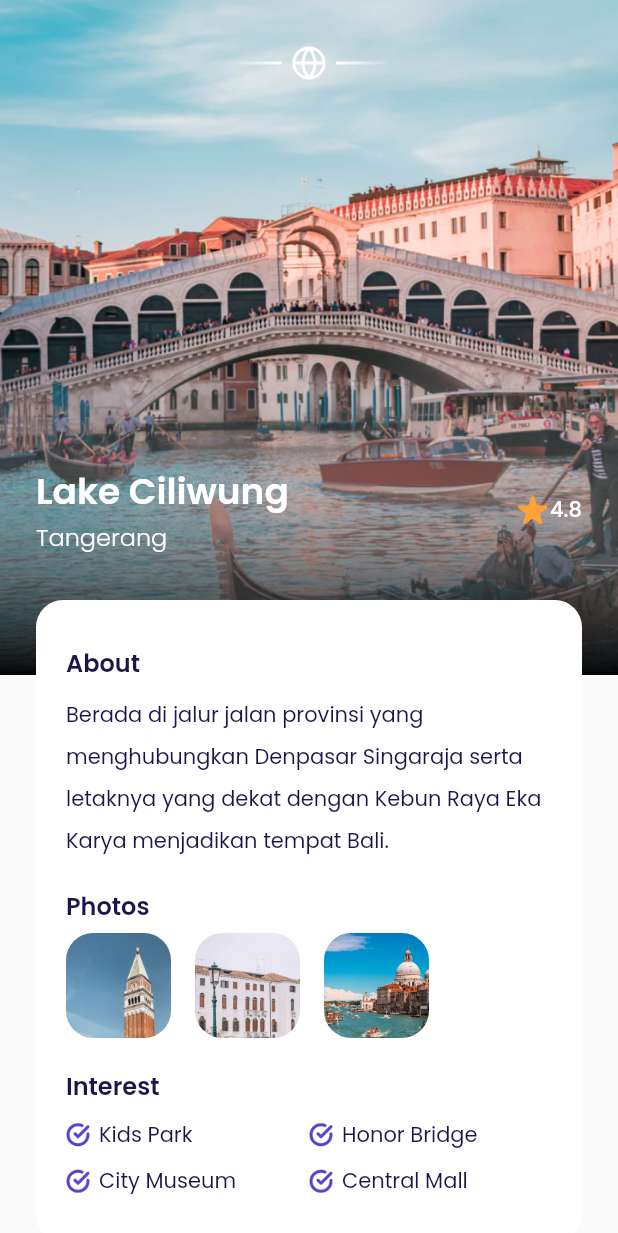
After one commit to Revaldo11/Flutter-My-Plane-UI, a Flutter app: the MainPage screen opened by its route, after a tap on "4.8", on a phone screen of 412 x 824 dp. The commit adds this screen. Shown: the top 1233 px of the screen. Run offline on Flutter 3.47's test engine with Material 2 defaults, Android fonts, the phone set to English and light mode, and no system bars; our stand-ins replace google_fonts.

Commit message:
adding slicing detail page done

```diff
--- /dev/null
+++ b/lib/components/pages/detail_page.dart
@@ -0,0 +1,243 @@
+import 'package:flutter/material.dart';
+import 'package:my_plane/components/widgets/custom_button.dart';
+import 'package:my_plane/components/widgets/interest_item.dart';
+import 'package:my_plane/components/widgets/photo_item.dart';
+import 'package:my_plane/shared/utils.dart';
+
+class DetailPage extends StatelessWidget {
+  const DetailPage({Key? key}) : super(key: key);
+
+  @override
+  Widget build(BuildContext context) {
+    return Scaffold(
+      backgroundColor: kBackgroundColor,
+      body: SingleChildScrollView(
+        // physics: const BouncingScrollPhysics(),
+        child: Stack(
+          children: [
+            backgroundImage(),
+            customShadow(),
+            content(),
+          ],
+        ),
+      ),
+    );
+  }
+
+  Widget backgroundImage() {
+    return Container(
+      width: double.infinity,
+      height: 450.0,
+      decoration: const BoxDecoration(
+        image: DecorationImage(
+          image: AssetImage('assets/images/image_destination1.png'),
+          fit: BoxFit.cover,
+        ),
+      ),
+    );
+  }
+
+  Widget customShadow() {
+    return Container(
+      width: double.infinity,
+      height: 214.0,
+      margin: const EdgeInsets.only(top: 236.0),
+      decoration: BoxDecoration(
+        gradient: LinearGradient(
+          begin: Alignment.topCenter,
+          end: Alignment.bottomCenter,
+          colors: [
+            kWhiteColor.withOpacity(0),
+            Colors.black.withOpacity(0.95),
+          ],
+        ),
+      ),
+    );
+  }
+
+  Widget content() {
+    return Container(
+      margin:
+          EdgeInsets.only(top: 30.0, left: defaultMargin, right: defaultMargin),
+      child: Column(
+        children: [
+          // NOTE: EMBLEMENT
+          Container(
+            width: double.infinity,
+            height: 24.0,
+            decoration: const BoxDecoration(
+              image: DecorationImage(
+                image: AssetImage('assets/images/icon_emblem.png'),
+              ),
+            ),
+          ),
+
+          // NOTE: TITLE
+          Container(
+            margin: const EdgeInsets.only(top: 256.0),
+            child: Row(
+              children: [
+                Expanded(
+                  child: Column(
+                    crossAxisAlignment: CrossAxisAlignment.start,
+                    children: [
+                      Text(
+                        "Lake Ciliwung",
+                        style: whiteTextStyle.copyWith(
+                          fontSize: 24.0,
+                          fontWeight: semiBold,
+                        ),
+                        overflow: TextOverflow.ellipsis,
+                      ),
+                      Text(
+                        "Tangerang",
+                        style: whiteTextStyle.copyWith(
+                          fontSize: 16.0,
+                          fontWeight: light,
+                        ),
+                      ),
+                    ],
+                  ),
+                ),
+                Row(
+                  children: [
+                    Container(
+                      width: 20.0,
+                      height: 20.0,
+                      margin: const EdgeInsets.only(right: 2.0),
+                      decoration: const BoxDecoration(
+                        image: DecorationImage(
+                          image: AssetImage('assets/images/icon_star.png'),
+                        ),
+                      ),
+                    ),
+                    Text(
+                      "4.8",
+                      style: whiteTextStyle.copyWith(
+                        fontSize: 14.0,
+                        fontWeight: medium,
+                      ),
+                    ),
+                  ],
+                ),
+              ],
+            ),
+          ),
+
+          // NOTE: DESCRIPTION
+          Container(
+            width: double.infinity,
+            margin: const EdgeInsets.only(top: 30.0),
+            padding: const EdgeInsets.symmetric(
+              horizontal: 20.0,
+              vertical: 30.0,
+            ),
+            decoration: BoxDecoration(
+              color: kWhiteColor,
+              borderRadius: BorderRadius.circular(18.0),
+            ),
+            child: Column(
+              crossAxisAlignment: CrossAxisAlignment.start,
+              children: [
+                // NOTE: ABOUT
+                Text(
+                  "About",
+                  style: blackTextStyle.copyWith(
+                    fontSize: 16.0,
+                    fontWeight: semiBold,
+                  ),
+                ),
+                const SizedBox(
+                  height: 6.0,
+                ),
+                Text(
+                  "Berada di jalur jalan provinsi yang menghubungkan Denpasar Singaraja serta letaknya yang dekat dengan Kebun Raya Eka Karya menjadikan tempat Bali.",
+                  style: blackTextStyle.copyWith(
+                    height: 2.0,
+                  ),
+                ),
+
+                // NOTE: PHOTOS
+                const SizedBox(height: 20.0),
+                Text(
+                  "Photos",
+                  style: blackTextStyle.copyWith(
+                    fontSize: 16.0,
+                    fontWeight: semiBold,
+                  ),
+                ),
+                const SizedBox(height: 6.0),
+                Row(
+                  children: const [
+                    PhotoItem(imageUrl: 'assets/images/image_photo1.png'),
+                    PhotoItem(imageUrl: 'assets/images/image_photo2.png'),
+                    PhotoItem(imageUrl: 'assets/images/image_photo3.png'),
+                  ],
+                ),
+                const SizedBox(height: 20.0),
+                Text(
+                  "Interest",
+                  style: blackTextStyle.copyWith(
+                    fontSize: 16.0,
+                    fontWeight: semiBold,
+                  ),
+                ),
+                const SizedBox(height: 10.0),
+                Row(
+                  children: const [
+                    InterestItem(title: "Kids Park"),
+                    InterestItem(title: "Honor Bridge"),
+                  ],
+                ),
+                const SizedBox(height: 10.0),
+                Row(
+                  children: const [
+                    InterestItem(title: "City Museum"),
+                    InterestItem(title: "Central Mall"),
+                  ],
+                ),
+              ],
+            ),
+          ),
+
+          // NOTE: PRICE & BOOK BUTTON
+          Container(
+            margin: const EdgeInsets.symmetric(vertical: 30.0),
+            width: double.infinity,
+            child: Row(
+              children: [
+                // NOTE: PRICE
+                Expanded(
+                  child: Column(
+                    crossAxisAlignment: CrossAxisAlignment.start,
+                    children: [
+                      Text(
+                        "IDR 2.500.000",
+                        style: blackTextStyle.copyWith(
+                          fontSize: 18.0,
+                          fontWeight: medium,
+                        ),
+                      ),
+                      Text(
+                        "per orang",
+                        style: greyTextStyle.copyWith(
+                          fontWeight: light,
+                        ),
+                      ),
+                    ],
+                  ),
+                ),
+                // NOTE: BOOK BUTTON
+                CustomButton(
+                  width: 170.0,
+                  title: "Book Now",
+                  onPressed: () {},
+                ),
+              ],
+            ),
+          ),
+        ],
+      ),
+    );
+  }
+}
--- a/lib/components/widgets/destination_card.dart
+++ b/lib/components/widgets/destination_card.dart
@@ -1,4 +1,5 @@
 import 'package:flutter/material.dart';
+import 'package:my_plane/components/pages/detail_page.dart';
 import 'package:my_plane/shared/utils.dart';
 
 class DestinationCard extends StatelessWidget {
@@ -17,7 +18,14 @@ class DestinationCard extends StatelessWidget {
 
   @override
   Widget build(BuildContext context) {
-    return Container(
+    return GestureDetector(
+      onTap: (() => Navigator.push(
+            context,
+            MaterialPageRoute(
+              builder: (context) => const DetailPage(),
+            ),
+          )),
+      child: Container(
         width: 200.0,
         height: 323.0,
         margin: EdgeInsets.only(left: defaultMargin, right: defaultMargin),
@@ -98,6 +106,7 @@ class DestinationCard extends StatelessWidget {
             )
           ],
         ),
+      ),
     );
   }
 }
--- a/lib/components/widgets/destination_tile.dart
+++ b/lib/components/widgets/destination_tile.dart
@@ -1,4 +1,5 @@
 import 'package:flutter/material.dart';
+import 'package:my_plane/components/pages/detail_page.dart';
 import 'package:my_plane/shared/utils.dart';
 
 class DestinationTile extends StatelessWidget {
@@ -17,7 +18,14 @@ class DestinationTile extends StatelessWidget {
 
   @override
   Widget build(BuildContext context) {
-    return Container(
+    return GestureDetector(
+      onTap: (() => Navigator.push(
+            context,
+            MaterialPageRoute(
+              builder: (context) => const DetailPage(),
+            ),
+          )),
+      child: Container(
         margin: const EdgeInsets.only(top: 16.0),
         padding: const EdgeInsets.all(10.0),
         decoration: BoxDecoration(
@@ -82,6 +90,7 @@ class DestinationTile extends StatelessWidget {
             ),
           ],
         ),
+      ),
     );
   }
 }
--- /dev/null
+++ b/lib/components/widgets/interest_item.dart
@@ -0,0 +1,31 @@
+import 'package:flutter/material.dart';
+
+import '../../shared/utils.dart';
+
+class InterestItem extends StatelessWidget {
+  const InterestItem({Key? key, required this.title}) : super(key: key);
+
+  final String title;
+
+  @override
+  Widget build(BuildContext context) {
+    return Expanded(
+      child: Row(
+        children: [
+          Container(
+            width: 16.0,
+            height: 16.0,
+            margin: const EdgeInsets.only(right: 6.0),
+            decoration: const BoxDecoration(
+              image: DecorationImage(
+                fit: BoxFit.cover,
+                image: AssetImage('assets/images/icon_check.png'),
+              ),
+            ),
+          ),
+          Text(title, style: blackTextStyle),
+        ],
+      ),
+    );
+  }
+}
--- /dev/null
+++ b/lib/components/widgets/photo_item.dart
@@ -0,0 +1,23 @@
+import 'package:flutter/material.dart';
+
+class PhotoItem extends StatelessWidget {
+  const PhotoItem({Key? key, required this.imageUrl}) : super(key: key);
+
+  final String imageUrl;
+
+  @override
+  Widget build(BuildContext context) {
+    return Container(
+      width: 70.0,
+      height: 70.0,
+      margin: const EdgeInsets.only(right: 16.0),
+      decoration: BoxDecoration(
+        borderRadius: BorderRadius.circular(18.0),
+        image: DecorationImage(
+          image: AssetImage(imageUrl),
+          fit: BoxFit.cover,
+        ),
+      ),
+    );
+  }
+}
```
Lines whose indentation alone changed are shown as unchanged.
